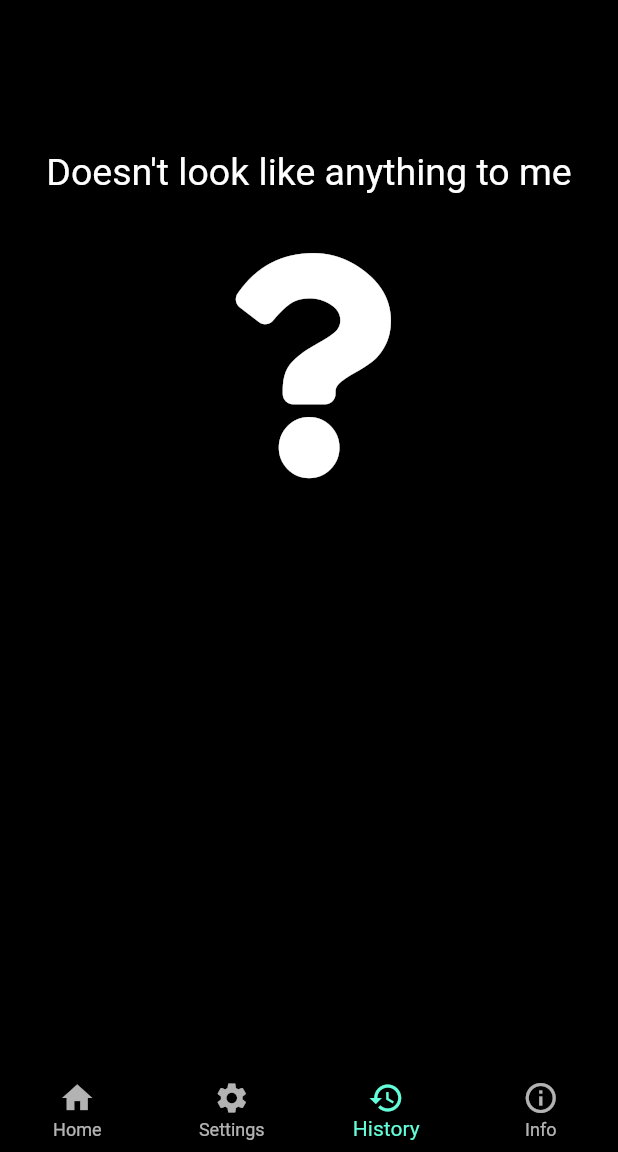
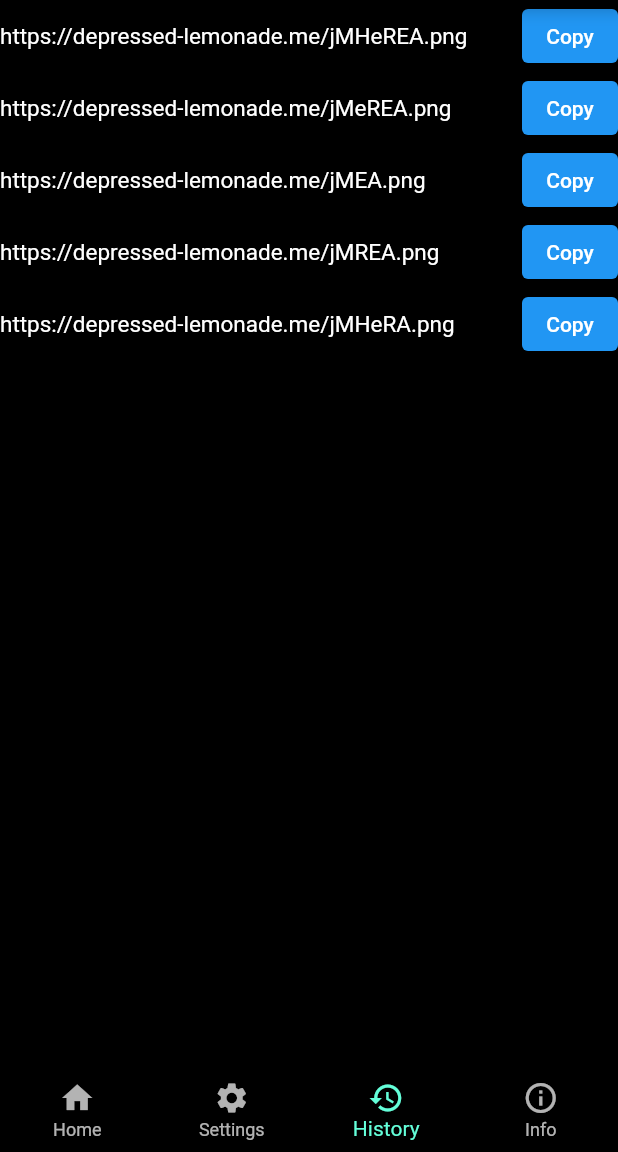
Before and after one commit to castdrian/ImageLink, a Flutter app: the screen it shows after launch, item 3 of the bottom bar chosen, on a phone screen of 412 x 824 dp, the part 84-1236 px from its top. Run offline on Flutter 3.47's test engine with Material 2 defaults, Android fonts, the phone set to English and light mode, and no system bars; our stand-ins replace chewie, file_picker, flutter_switch, fluttertoast, font_awesome_flutter, package_info and 4 more; missing offline and left inert: floating_action_row, flutter_fgbg, flutter_foreground_plugin, in_app_update, receive_sharing_intent, screenshot_callback; statements that could not run were skipped.

Commit message:
a lot of history stuff

```diff
--- a/lib/history.dart
+++ b/lib/history.dart
@@ -1,6 +1,7 @@
 import 'dart:ui';
 import 'package:font_awesome_flutter/font_awesome_flutter.dart';
 import 'package:flutter/material.dart';
+import 'package:imagelink/util.dart';
 
 class History extends StatefulWidget {
   @override
@@ -15,14 +16,7 @@ class _HistoryState extends State<History> {
     super.initState();
   }
 
-  @override
-  Widget build(BuildContext context) {
-    return Scaffold(
-        resizeToAvoidBottomInset: false,
-        body: Column(children: <Widget>[
-          Column(
-            mainAxisAlignment: MainAxisAlignment.center,
-            children: [
+  List<Widget> nothing = [
     SizedBox(height: 100),
     Row(
       children: [
@@ -36,8 +30,18 @@ class _HistoryState extends State<History> {
     ),
     SizedBox(height: 40),
     Icon(FontAwesomeIcons.question, size: 150)
-            ],
+  ];
+
+  @override
+  Widget build(BuildContext context) {
+    return Scaffold(
+    resizeToAvoidBottomInset: false,
+    body: ListView.builder(
+          itemCount: 5,
+          itemBuilder: (context, index) {
+            return historyWidgets(index);
+        }
       )
-        ]));
+    );
   }
 }
--- a/lib/info.dart
+++ b/lib/info.dart
@@ -37,7 +37,7 @@ class _InfoState extends State<Info> {
                   children: [
                     Text('Platinum Monthly™', style: TextStyle(fontSize: 20)),
                     TextButton(
-                    child: Text('0.99 €'),
+                    child: Text('1.99 €'),
                     onPressed: () {},
                     style: TextButton.styleFrom(
                       backgroundColor: Colors.green[800],
@@ -53,7 +53,7 @@ class _InfoState extends State<Info> {
                   children: [
                     Text('Platinum Annually™', style: TextStyle(fontSize: 20)),
                     TextButton(
-                    child: Text('9.99 €'),
+                    child: Text('12.99 €'),
                     onPressed: () {},
                     style: TextButton.styleFrom(
                       backgroundColor: Colors.green[800],
--- a/lib/settings.dart
+++ b/lib/settings.dart
@@ -10,7 +10,6 @@ import 'package:permission_handler/permission_handler.dart';
 import 'package:shared_preferences/shared_preferences.dart';
 import 'package:toggle_switch/toggle_switch.dart';
 import 'package:flutter_switch/flutter_switch.dart';
-
 import 'package:floating_action_row/floating_action_row.dart';
 
 class Settings extends StatefulWidget {
--- a/lib/util.dart
+++ b/lib/util.dart
@@ -56,7 +56,8 @@ Future postUpload(dynamic upload) async {
     final rawurl = upload[matched] as String?;
 
     if (rawurl == null) {
-      Fluttertoast.showToast(msg: 'Uploaded, but failed to parse response URL!');
+      Fluttertoast.showToast(
+          msg: 'Uploaded, but failed to parse response URL!');
       return;
     }
 
@@ -90,11 +91,15 @@ void platinumDialog(BuildContext context) {
 
   AlertDialog alert = AlertDialog(
     title: Text('ImageLink Platinum™'),
-    content: Column(mainAxisSize: MainAxisSize.min, children: [
-      Text('Looks like you found an ImageLink Platinum™ feature!\nSubscribe today to get the most out of ImageLink!'),
+    content: Column(
+      mainAxisSize: MainAxisSize.min,
+      children: [
+        Text(
+            'Looks like you found an ImageLink Platinum™ feature!\nSubscribe today to get the most out of ImageLink!'),
         SizedBox(height: 24),
         Image.asset('assets/icon/platinum.png', width: 150, height: 150)
-    ],),
+      ],
+    ),
     actions: [
       noButton,
       yesButton,
@@ -129,3 +134,37 @@ void startForegroundService() async {
 void globalForegroundService() {
   debugPrint('current datetime is ${DateTime.now()}');
 }
+
+dynamic historyWidgets(int index) {
+  const list = [
+    'https://depressed-lemonade.me/jMHeREA.png',
+    'https://depressed-lemonade.me/jMeREA.png',
+    'https://depressed-lemonade.me/jMEA.png',
+    'https://depressed-lemonade.me/jMREA.png',
+    'https://depressed-lemonade.me/jMHeRA.png'
+  ];
+
+  final widget = Flexible(child: Row(mainAxisAlignment: MainAxisAlignment.spaceBetween,
+      mainAxisSize: MainAxisSize.min,
+      children: [
+        Flexible(
+          fit: FlexFit.loose,
+          child: Text(list[index], style: TextStyle(fontSize: 15),
+            softWrap: false,
+            overflow: TextOverflow.fade,
+          ),
+        ),
+        TextButton(
+            child: Text('Copy'),
+            onPressed: () {
+              Clipboard.setData(ClipboardData(text: list[index]));
+              Fluttertoast.showToast(msg: 'URL copied!');
+            },
+            style: TextButton.styleFrom(
+              backgroundColor: Colors.blue,
+              primary: Colors.white,
+            )),
+    ])
+  );
+  return widget;
+}
```
Lines whose indentation alone changed are shown as unchanged.
